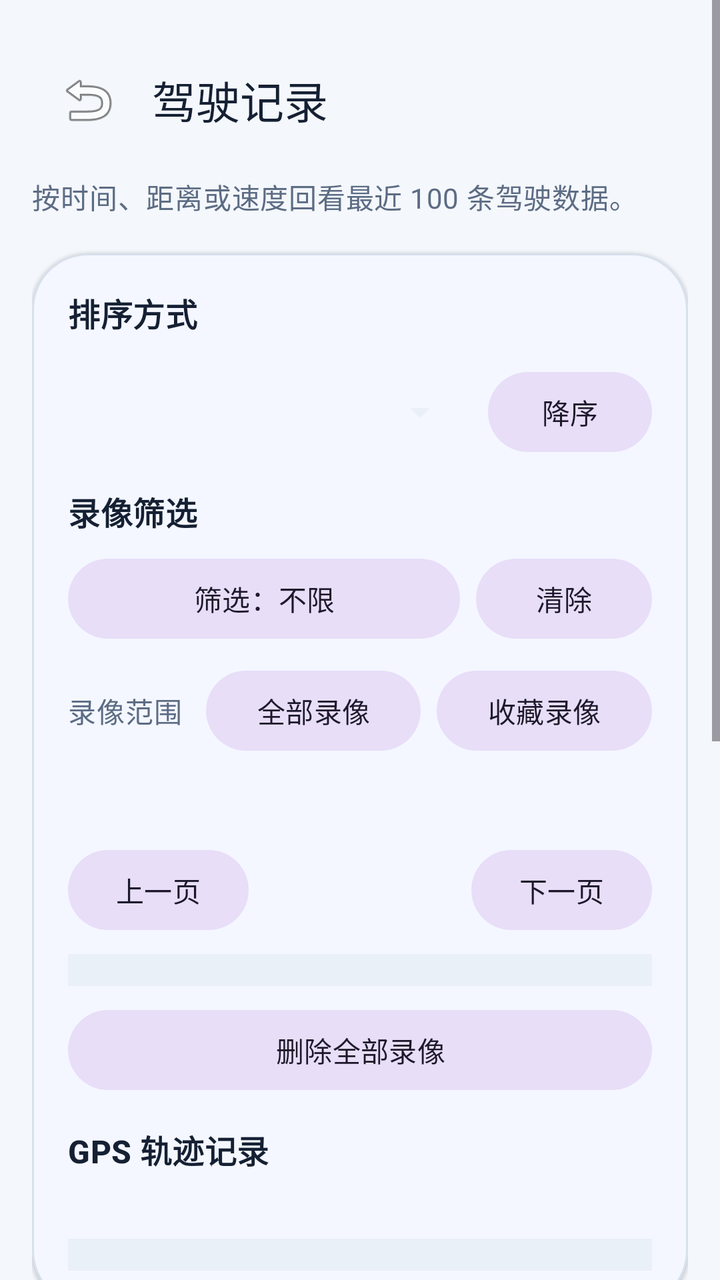
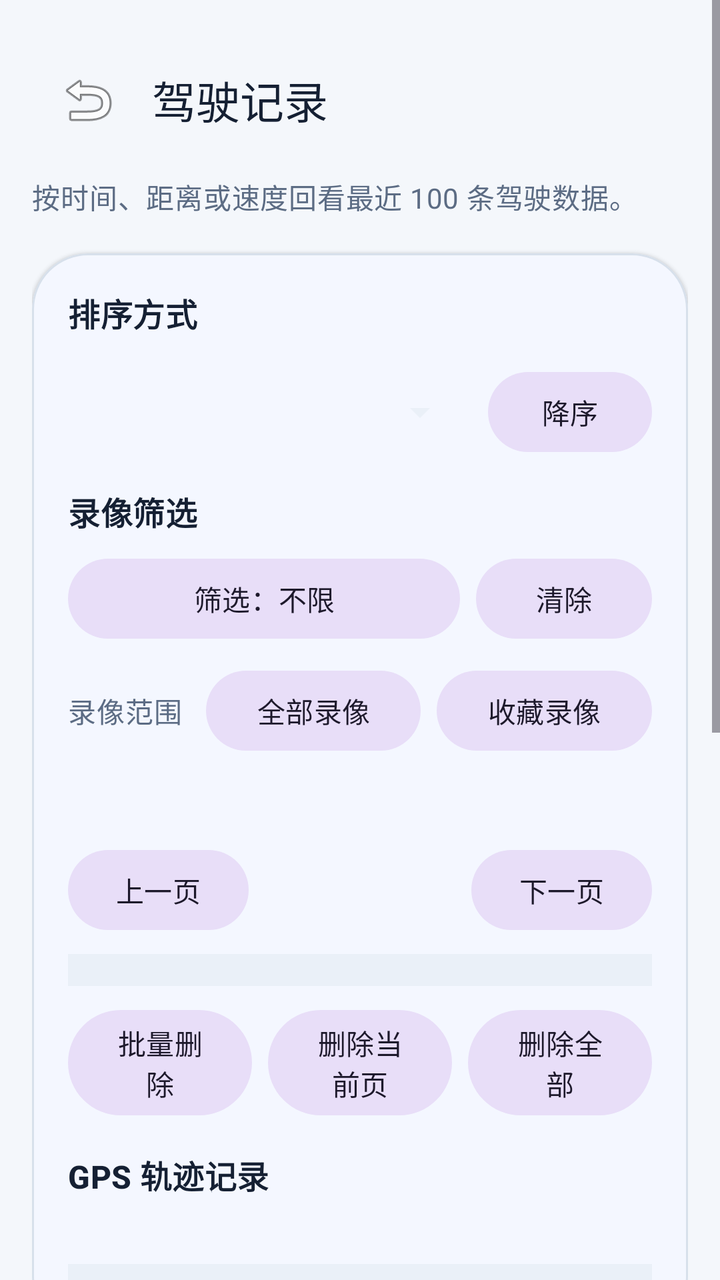

An Android layout rendered at two revisions. The XML below is the earlier revision; the diff shows what the commit changed to produce the second picture.
<!-- AndroidManifest.xml: application theme Theme.CarSpeed -->
<!-- res/layout/activity_history.xml -->
<?xml version="1.0" encoding="utf-8"?>
<ScrollView xmlns:android="http://schemas.android.com/apk/res/android"
    xmlns:app="http://schemas.android.com/apk/res-auto"
    android:layout_width="match_parent"
    android:layout_height="match_parent"
    android:background="@color/brand_sand"
    android:fillViewport="true">

    <LinearLayout
        android:layout_width="match_parent"
        android:layout_height="wrap_content"
        android:orientation="vertical"
        android:paddingStart="16dp"
        android:paddingTop="18dp"
        android:paddingEnd="16dp"
        android:paddingBottom="16dp">

    <com.google.android.material.appbar.MaterialToolbar
        android:id="@+id/toolbar"
        android:layout_width="match_parent"
        android:layout_height="wrap_content"
        android:backgroundTint="@android:color/transparent"
        app:navigationIcon="@android:drawable/ic_menu_revert"
        app:title="@string/history_title"
        app:titleTextColor="@color/text_primary" />

    <TextView
        android:layout_width="match_parent"
        android:layout_height="wrap_content"
        android:layout_marginTop="6dp"
        android:text="@string/history_subtitle"
        android:textAppearance="@style/TextAppearance.CarSpeed.Body" />

    <com.google.android.material.card.MaterialCardView
        android:layout_width="match_parent"
        android:layout_height="wrap_content"
        android:layout_marginTop="18dp"
        style="@style/Widget.CarSpeed.Card">

        <LinearLayout
            android:layout_width="match_parent"
            android:layout_height="wrap_content"
            android:orientation="vertical"
            android:padding="18dp">

            <TextView
                android:id="@+id/tvSortLabel"
                android:layout_width="wrap_content"
                android:layout_height="wrap_content"
                android:text="@string/sort_label"
                android:textAppearance="@style/TextAppearance.CarSpeed.SectionTitle" />

            <LinearLayout
                android:layout_width="match_parent"
                android:layout_height="wrap_content"
                android:layout_marginTop="12dp"
                android:gravity="center_vertical"
                android:orientation="horizontal">

                <Spinner
                    android:id="@+id/spSortField"
                    android:layout_width="0dp"
                    android:layout_height="52dp"
                    android:layout_weight="1"
                    android:backgroundTint="@color/surface_secondary" />

                <com.google.android.material.button.MaterialButton
                    android:id="@+id/btnSortOrder"
                    style="@style/Widget.Material3.Button.TonalButton"
                    android:layout_width="wrap_content"
                    android:layout_height="wrap_content"
                    android:layout_marginStart="10dp"
                    android:minWidth="82dp"
                    android:text="降序" />
            </LinearLayout>

            <TextView
                android:id="@+id/tvVideoTimeFilterLabel"
                android:layout_width="wrap_content"
                android:layout_height="wrap_content"
                android:layout_marginTop="12dp"
                android:text="@string/video_filter_label"
                android:textAppearance="@style/TextAppearance.CarSpeed.SectionTitle" />

            <LinearLayout
                android:layout_width="match_parent"
                android:layout_height="wrap_content"
                android:layout_marginTop="8dp"
                android:gravity="center_vertical"
                android:orientation="horizontal">

                <com.google.android.material.button.MaterialButton
                    android:id="@+id/btnVideoFilterDialog"
                    style="@style/Widget.Material3.Button.TonalButton"
                    android:layout_width="0dp"
                    android:layout_height="wrap_content"
                    android:layout_weight="1"
                    android:text="@string/video_filter_none" />

                <com.google.android.material.button.MaterialButton
                    android:id="@+id/btnVideoFilterClear"
                    style="@style/Widget.Material3.Button.TonalButton"
                    android:layout_width="wrap_content"
                    android:layout_height="wrap_content"
                    android:layout_marginStart="8dp"
                    android:text="@string/video_filter_clear" />
            </LinearLayout>

            <LinearLayout
                android:layout_width="match_parent"
                android:layout_height="wrap_content"
                android:layout_marginTop="8dp"
                android:gravity="center_vertical"
                android:orientation="horizontal">

                <TextView
                    android:layout_width="wrap_content"
                    android:layout_height="wrap_content"
                    android:layout_marginEnd="12dp"
                    android:text="@string/video_scope_label"
                    android:textAppearance="@style/TextAppearance.CarSpeed.Body" />

                <com.google.android.material.button.MaterialButton
                    android:id="@+id/btnVideoScopeAll"
                    style="@style/Widget.Material3.Button.TonalButton"
                    android:layout_width="0dp"
                    android:layout_height="wrap_content"
                    android:layout_weight="1"
                    android:text="@string/video_scope_all" />

                <com.google.android.material.button.MaterialButton
                    android:id="@+id/btnVideoScopeFavorites"
                    style="@style/Widget.Material3.Button.TonalButton"
                    android:layout_width="0dp"
                    android:layout_height="wrap_content"
                    android:layout_marginStart="8dp"
                    android:layout_weight="1"
                    android:text="@string/video_scope_favorites" />
            </LinearLayout>

            <TextView
                android:id="@+id/tvVideoSummary"
                android:layout_width="match_parent"
                android:layout_height="wrap_content"
                android:layout_marginTop="12dp"
                android:textAppearance="@style/TextAppearance.CarSpeed.SectionTitle" />

            <LinearLayout
                android:layout_width="match_parent"
                android:layout_height="wrap_content"
                android:layout_marginTop="8dp"
                android:gravity="center_vertical"
                android:orientation="horizontal">

                <com.google.android.material.button.MaterialButton
                    android:id="@+id/btnVideoPrevPage"
                    style="@style/Widget.Material3.Button.TonalButton"
                    android:layout_width="wrap_content"
                    android:layout_height="wrap_content"
                    android:text="@string/page_previous" />

                <TextView
                    android:id="@+id/tvVideoPage"
                    android:layout_width="0dp"
                    android:layout_height="wrap_content"
                    android:layout_weight="1"
                    android:gravity="center"
                    android:textAppearance="@style/TextAppearance.CarSpeed.Body" />

                <com.google.android.material.button.MaterialButton
                    android:id="@+id/btnVideoNextPage"
                    style="@style/Widget.Material3.Button.TonalButton"
                    android:layout_width="wrap_content"
                    android:layout_height="wrap_content"
                    android:text="@string/page_next" />
            </LinearLayout>

            <LinearLayout
                android:id="@+id/layoutVideoList"
                android:layout_width="match_parent"
                android:layout_height="wrap_content"
                android:layout_marginTop="8dp"
                android:background="@color/surface_secondary"
                android:orientation="vertical"
                android:padding="8dp" />

            <com.google.android.material.button.MaterialButton
                android:id="@+id/btnDeleteAllVideos"
                style="@style/Widget.Material3.Button.TonalButton"
                android:layout_width="match_parent"
                android:layout_height="wrap_content"
                android:layout_marginTop="8dp"
                android:text="@string/video_delete_all" />

            <TextView
                android:layout_width="match_parent"
                android:layout_height="wrap_content"
                android:layout_marginTop="14dp"
                android:text="@string/gps_track_history_title"
                android:textAppearance="@style/TextAppearance.CarSpeed.SectionTitle" />

            <TextView
                android:id="@+id/tvGpsTrackSummary"
                android:layout_width="match_parent"
                android:layout_height="wrap_content"
                android:layout_marginTop="6dp"
                android:textAppearance="@style/TextAppearance.CarSpeed.Body" />

            <LinearLayout
                android:id="@+id/layoutGpsTrackList"
                android:layout_width="match_parent"
                android:layout_height="wrap_content"
                android:layout_marginTop="8dp"
                android:background="@color/surface_secondary"
                android:orientation="vertical"
                android:padding="8dp" />
        </LinearLayout>
    </com.google.android.material.card.MaterialCardView>

    <com.google.android.material.card.MaterialCardView
        android:layout_width="match_parent"
        android:layout_height="420dp"
        android:layout_marginTop="16dp"
        style="@style/Widget.CarSpeed.Card">

        <LinearLayout
            android:layout_width="match_parent"
            android:layout_height="match_parent"
            android:orientation="vertical"
            android:padding="18dp">

            <TextView
                android:layout_width="match_parent"
                android:layout_height="wrap_content"
                android:text="@string/history_panel_title"
                android:textAppearance="@style/TextAppearance.CarSpeed.SectionTitle" />

            <ScrollView
                android:layout_width="match_parent"
                android:layout_height="0dp"
                android:layout_marginTop="12dp"
                android:layout_weight="1">

                <TextView
                    android:id="@+id/tvHistory"
                    android:layout_width="match_parent"
                    android:layout_height="wrap_content"
                    android:fontFamily="monospace"
                    android:lineSpacingExtra="6dp"
                    android:paddingBottom="4dp"
                    android:textColor="@color/text_primary"
                    android:textSize="13sp" />
            </ScrollView>
        </LinearLayout>
    </com.google.android.material.card.MaterialCardView>
    </LinearLayout>
</ScrollView>
<!-- resources referenced by this layout -->
<resources>
  <color name="brand_sand">#F4F7FB</color>
  <color name="surface_secondary">#EAF0F8</color>
  <color name="text_primary">#152033</color>
  <string name="gps_track_history_title">GPS 轨迹记录</string>
  <string name="history_panel_title">记录明细</string>
  <string name="history_subtitle">按时间、距离或速度回看最近 100 条驾驶数据。</string>
  <string name="history_title">驾驶记录</string>
  <string name="page_next">下一页</string>
  <string name="page_previous">上一页</string>
  <string name="sort_label">排序方式</string>
  <string name="video_delete_all">删除全部录像</string>
  <string name="video_filter_clear">清除</string>
  <string name="video_filter_label">录像筛选</string>
  <string name="video_filter_none">筛选：不限</string>
  <string name="video_scope_all">全部录像</string>
  <string name="video_scope_favorites">收藏录像</string>
  <string name="video_scope_label">录像范围</string>
  <style name="TextAppearance.CarSpeed.Body" parent="TextAppearance.Material3.BodyMedium">
          <item name="android:textColor">@color/text_secondary</item>
      </style>
  <style name="TextAppearance.CarSpeed.SectionTitle" parent="TextAppearance.Material3.TitleMedium">
          <item name="android:textColor">@color/text_primary</item>
          <item name="android:textStyle">bold</item>
      </style>
  <style name="Widget.CarSpeed.Card" parent="Widget.Material3.CardView.Elevated">
          <item name="cardBackgroundColor">@color/surface_primary</item>
          <item name="strokeColor">@color/divider_soft</item>
          <item name="strokeWidth">1dp</item>
          <item name="cardCornerRadius">28dp</item>
      </style>
  <style name="Theme.CarSpeed" parent="Theme.Material3.DayNight.NoActionBar">
          <item name="colorPrimary">@color/brand_blue</item>
          <item name="colorSecondary">@color/brand_teal</item>
          <item name="colorSurface">@color/surface_primary</item>
          <item name="android:colorBackground">@color/brand_sand</item>
          <item name="android:statusBarColor">@android:color/transparent</item>
          <item name="android:navigationBarColor">@color/brand_navy</item>
          <item name="android:windowLightStatusBar">true</item>
          <item name="materialCardViewFilledStyle">@style/Widget.CarSpeed.Card</item>
      </style>
  <color name="text_secondary">#5C6C84</color>
  <color name="surface_primary">#FFFFFF</color>
  <color name="divider_soft">#D7E0EB</color>
  <color name="brand_blue">#2E6BFF</color>
  <color name="brand_teal">#1FB8A6</color>
  <color name="brand_navy">#0E1A2B</color>
</resources>

<!-- the commit's change to res/layout/activity_history.xml (unified diff, before → after) -->
@@ -176,6 +176,39 @@
             </LinearLayout>
 
             <LinearLayout
+                android:id="@+id/layoutBatchActions"
+                android:layout_width="match_parent"
+                android:layout_height="wrap_content"
+                android:layout_marginTop="8dp"
+                android:gravity="center_vertical"
+                android:orientation="horizontal"
+                android:visibility="gone">
+
+                <com.google.android.material.button.MaterialButton
+                    android:id="@+id/btnBatchExit"
+                    style="@style/Widget.Material3.Button.TonalButton"
+                    android:layout_width="wrap_content"
+                    android:layout_height="wrap_content"
+                    android:text="@string/video_batch_exit" />
+
+                <com.google.android.material.button.MaterialButton
+                    android:id="@+id/btnBatchToggleAll"
+                    style="@style/Widget.Material3.Button.TonalButton"
+                    android:layout_width="0dp"
+                    android:layout_height="wrap_content"
+                    android:layout_marginStart="8dp"
+                    android:layout_weight="1"
+                    android:text="@string/video_batch_select_all" />
+
+                <com.google.android.material.button.MaterialButton
+                    android:id="@+id/btnBatchDeleteSelected"
+                    android:layout_width="wrap_content"
+                    android:layout_height="wrap_content"
+                    android:layout_marginStart="8dp"
+                    android:text="@string/video_batch_delete_selected" />
+            </LinearLayout>
+
+            <LinearLayout
                 android:id="@+id/layoutVideoList"
                 android:layout_width="match_parent"
                 android:layout_height="wrap_content"
@@ -184,13 +217,39 @@
                 android:orientation="vertical"
                 android:padding="8dp" />
 
-            <com.google.android.material.button.MaterialButton
-                android:id="@+id/btnDeleteAllVideos"
-                style="@style/Widget.Material3.Button.TonalButton"
-                android:layout_width="match_parent"
-                android:layout_height="wrap_content"
-                android:layout_marginTop="8dp"
-                android:text="@string/video_delete_all" />
+            <LinearLayout
+                android:layout_width="match_parent"
+                android:layout_height="wrap_content"
+                android:layout_marginTop="8dp"
+                android:gravity="center_vertical"
+                android:orientation="horizontal">
+
+                <com.google.android.material.button.MaterialButton
+                    android:id="@+id/btnBatchDelete"
+                    style="@style/Widget.Material3.Button.TonalButton"
+                    android:layout_width="0dp"
+                    android:layout_height="wrap_content"
+                    android:layout_weight="1"
+                    android:text="@string/video_batch_delete" />
+
+                <com.google.android.material.button.MaterialButton
+                    android:id="@+id/btnDeleteCurrentPage"
+                    style="@style/Widget.Material3.Button.TonalButton"
+                    android:layout_width="0dp"
+                    android:layout_height="wrap_content"
+                    android:layout_marginStart="8dp"
+                    android:layout_weight="1"
+                    android:text="@string/video_delete_current_page" />
+
+                <com.google.android.material.button.MaterialButton
+                    android:id="@+id/btnDeleteAllVideos"
+                    style="@style/Widget.Material3.Button.TonalButton"
+                    android:layout_width="0dp"
+                    android:layout_height="wrap_content"
+                    android:layout_marginStart="8dp"
+                    android:layout_weight="1"
+                    android:text="@string/video_delete_all" />
+            </LinearLayout>
 
             <TextView
                 android:layout_width="match_parent"
<!-- resource entries referenced after the edit -->
@@ -10,7 +10,12 @@
   <string name="page_next">下一页</string>
   <string name="page_previous">上一页</string>
   <string name="sort_label">排序方式</string>
-  <string name="video_delete_all">删除全部录像</string>
+  <string name="video_batch_delete">批量删除</string>
+  <string name="video_batch_delete_selected">删除所选</string>
+  <string name="video_batch_exit">退出批量</string>
+  <string name="video_batch_select_all">全选本页</string>
+  <string name="video_delete_all">删除全部</string>
+  <string name="video_delete_current_page">删除当前页</string>
   <string name="video_filter_clear">清除</string>
   <string name="video_filter_label">录像筛选</string>
   <string name="video_filter_none">筛选：不限</string>
